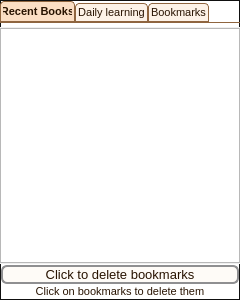
First picture: the form in trunk/Mobile/mobileapp.ui, repository MosheWagner/Orayta-QT, before the edit.
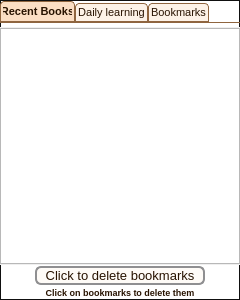
Second picture: the form after the edit. The open tabs and pages were chosen to show the change. Icons and pictures are not drawn. Custom widgets are drawn as their Qt base class.

What changed in the file:
```diff
--- a/trunk/Mobile/mobileapp.ui
+++ b/trunk/Mobile/mobileapp.ui
@@ -5059,6 +5059,19 @@
          <property name="rightMargin">
           <number>0</number>
          </property>
+         <item>
+          <spacer name="horizontalSpacer">
+           <property name="orientation">
+            <enum>Qt::Horizontal</enum>
+           </property>
+           <property name="sizeHint" stdset="0">
+            <size>
+             <width>40</width>
+             <height>20</height>
+            </size>
+           </property>
+          </spacer>
+         </item>
          <item>
           <widget class="QPushButton" name="deleteBMS">
            <property name="font">
@@ -5090,7 +5103,7 @@
  }</string>
            </property>
            <property name="text">
-            <string> Click to delete bookmarks </string>
+            <string>   Click to delete bookmarks   </string>
            </property>
            <property name="checkable">
             <bool>true</bool>
@@ -5109,13 +5122,28 @@
            </property>
           </widget>
          </item>
+         <item>
+          <spacer name="horizontalSpacer_2">
+           <property name="orientation">
+            <enum>Qt::Horizontal</enum>
+           </property>
+           <property name="sizeHint" stdset="0">
+            <size>
+             <width>40</width>
+             <height>20</height>
+            </size>
+           </property>
+          </spacer>
+         </item>
         </layout>
        </item>
        <item>
         <widget class="QLabel" name="bmLBL">
          <property name="font">
           <font>
-           <pointsize>8</pointsize>
+           <pointsize>7</pointsize>
+           <weight>75</weight>
+           <bold>true</bold>
           </font>
          </property>
          <property name="text">
```
Left out of the diff: 2 changed lines with no effect on the pictures.
